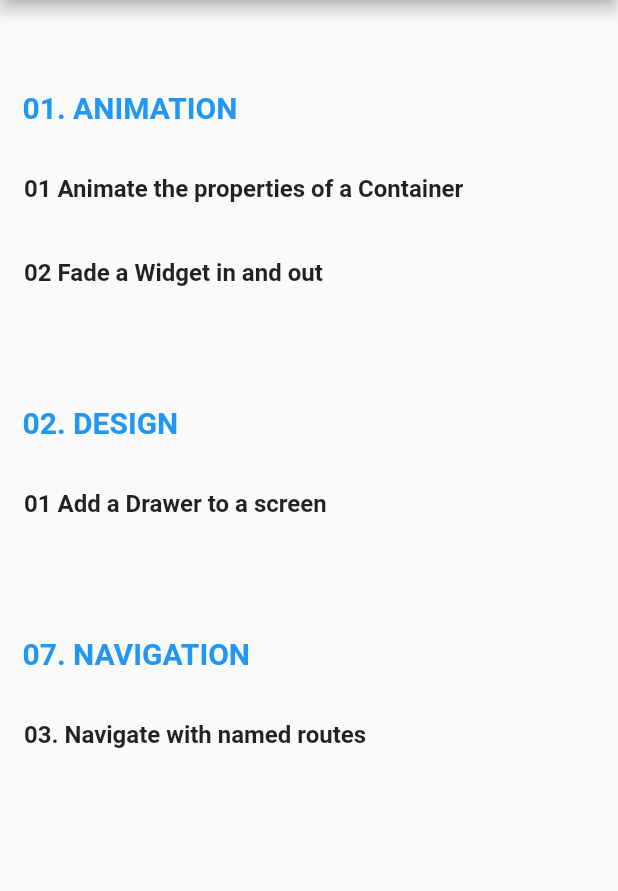
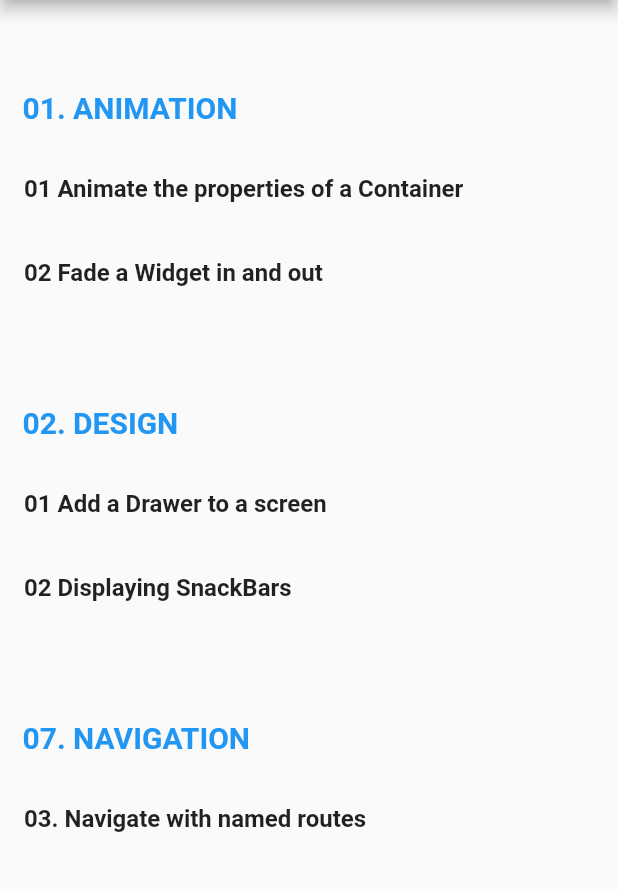
Before and after one commit to arthur-eudeline/flutter-cookbooks, a Flutter app: the screen it shows after launch, on a phone screen of 412 x 824 dp, the part 84-975 px from its top. Run offline on Flutter 3.47's test engine with Material 2 defaults, Android fonts, the phone set to English and light mode, and no system bars.

Commit message:
02 Design > 02 Displaying SnackBars

```diff
--- a/lib/main.dart
+++ b/lib/main.dart
@@ -6,6 +6,7 @@ import 'package:cookbooks_training/cookbooks/01_animation/02_fade_a_widget_in_an
 
 // Design
 import 'package:cookbooks_training/cookbooks/02_design/01_add_a_drawer_to_a_screen/main.dart';
+import 'package:cookbooks_training/cookbooks/02_design/02_displaying_snackbars/main.dart';
 
 
 // Navigation
@@ -32,6 +33,7 @@ class MyApp extends StatelessWidget {
 
         // Design
         "/02_design/01_add_a_drawer_to_a_screen/main" : (context) => AppDrawerScreen(),
+        "/02_design/02_displaying_snackbars/main" : (context) => AppSnackBar(),
 
         "/07_navigation/03_navigate_with_named_routes/firstScreen": (context) =>
             FirstScreen(),
@@ -101,6 +103,11 @@ class MyHomePage extends StatelessWidget {
             bookRoute: "/02_design/01_add_a_drawer_to_a_screen/main",
             context: context
           ),
+          buildRowItem(
+            bookName: "02 Displaying SnackBars",
+            bookRoute: "/02_design/02_displaying_snackbars/main",
+            context: context
+          ),
 
           // ---- 07 Navigation ----
           buildRowTitle("07. Navigation", context),
```
Also changed, not shown: lib/cookbooks/02_design/02_displaying_snackbars/main.dart (added, +54 -0 lines).
